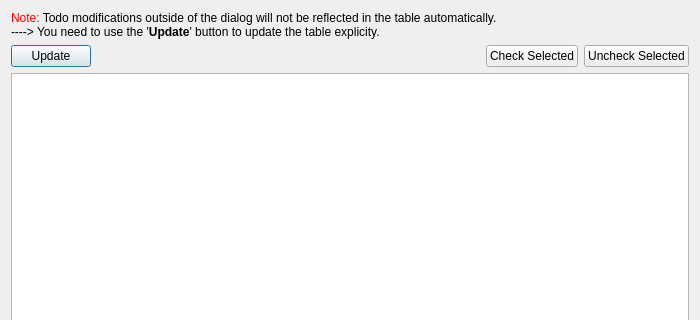
The window that neurolabi/gui/dialogs/flyemtododialog.ui (janelia-flyem/NeuTu) describes before a commit, drawn with Qt 5; both pictures show x 0 to 700 and y 0 to 320 of the 700 by 550 pixel window.
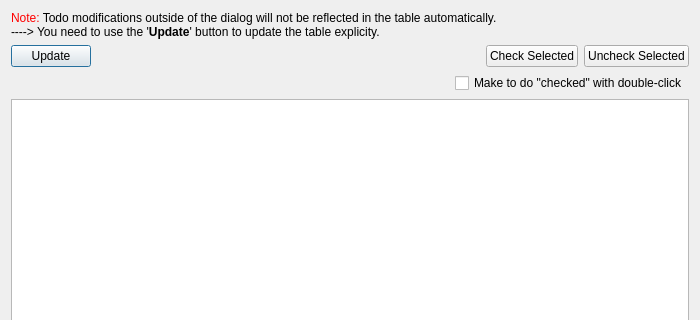
The same window after the commit. Custom widgets are drawn as their Qt base class.

Commit message: added "set checked on double-click" mode

Patch:
```diff
--- a/neurolabi/gui/dialogs/flyemtododialog.ui
+++ b/neurolabi/gui/dialogs/flyemtododialog.ui
@@ -59,6 +59,30 @@
      </item>
     </layout>
    </item>
+   <item>
+    <layout class="QHBoxLayout" name="horizontalLayout_3">
+     <item>
+      <spacer name="horizontalSpacer_2">
+       <property name="orientation">
+        <enum>Qt::Horizontal</enum>
+       </property>
+       <property name="sizeHint" stdset="0">
+        <size>
+         <width>40</width>
+         <height>20</height>
+        </size>
+       </property>
+      </spacer>
+     </item>
+     <item>
+      <widget class="QCheckBox" name="autoCheckedCheckBox">
+       <property name="text">
+        <string>Make to do &quot;checked&quot; with double-click</string>
+       </property>
+      </widget>
+     </item>
+    </layout>
+   </item>
    <item>
     <widget class="ZFlyEmTodoListView" name="todoTableView"/>
    </item>
```
The commit also changes 2 other files.
